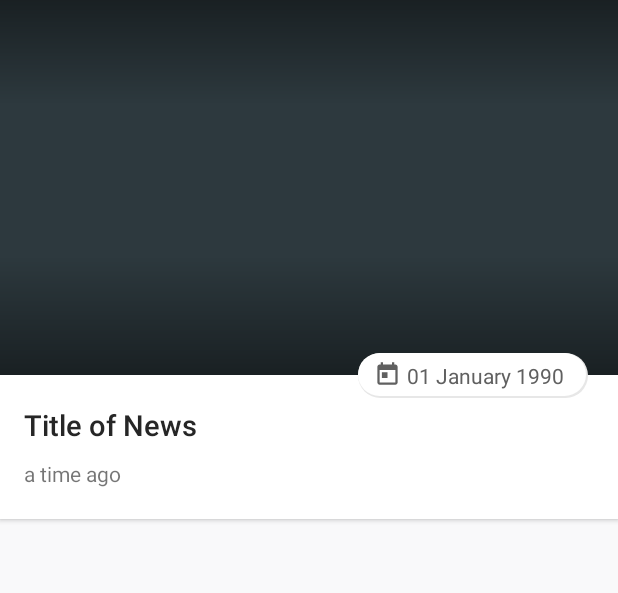
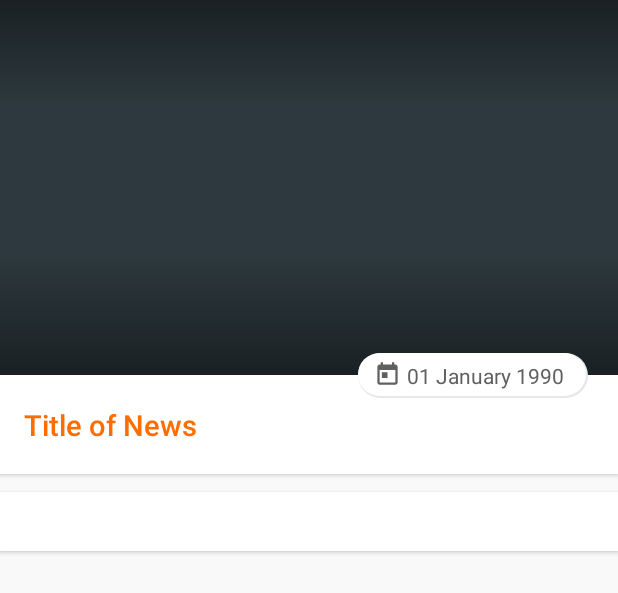
Before and after one commit to shubhamt10/IniestaNews, an Android app: the layout activity_news_detail.xml on its own in the app's theme, with its tools: preview values and no code run, on a phone screen of 412 x 824 dp. Shown: the top 593 px of the screen. Run offline under Robolectric (Android 15) with nearby library versions, the phone set to English and light mode, and no system bars.

Commit message:
Completed my part

```diff
--- a/app/src/main/AndroidManifest.xml
+++ b/app/src/main/AndroidManifest.xml
@@ -3,6 +3,7 @@
     package="com.iniesta.iniestanews">
 
     <uses-permission android:name="android.permission.INTERNET" />
+    <uses-permission android:name="android.permission.ACCESS_NETWORK_STATE"/>
 
     <application
         android:allowBackup="true"
--- a/app/src/main/java/com/iniesta/iniestanews/MainActivity.java
+++ b/app/src/main/java/com/iniesta/iniestanews/MainActivity.java
@@ -1,6 +1,7 @@
 package com.iniesta.iniestanews;
 
 import android.content.Context;
+import android.content.DialogInterface;
 import android.content.Intent;
 import android.net.ConnectivityManager;
 import android.net.NetworkInfo;
@@ -15,6 +16,7 @@ import android.support.v4.view.GravityCompat;
 import android.support.v4.view.ViewPager;
 import android.support.v4.widget.DrawerLayout;
 import android.support.v7.app.ActionBarDrawerToggle;
+import android.support.v7.app.AlertDialog;
 import android.support.v7.app.AppCompatActivity;
 import android.os.Bundle;
 import android.support.v7.widget.Toolbar;
--- a/app/src/main/res/layout/activity_news_detail.xml
+++ b/app/src/main/res/layout/activity_news_detail.xml
@@ -139,7 +139,7 @@
                     android:layout_height="wrap_content">
                     <TextView
                         android:id="@+id/title"
-                        android:textColor="@color/colorTextTitle"
+                        android:textColor="@color/colorAccent"
                         android:textStyle="bold"
                         android:fontFamily="sans-serif-light"
                         android:textSize="19sp"
@@ -148,17 +148,17 @@
                         android:layout_height="wrap_content"
                         />
 
-                    <TextView
-                        android:id="@+id/time"
-                        android:layout_width="wrap_content"
-                        android:layout_height="20dp"
-                        android:layout_below="@id/title"
-                        android:layout_marginTop="10dp"
-                        android:maxLines="1"
-                        android:drawablePadding="10dp"
-                        android:singleLine="true"
-                        android:ellipsize="end"
-                        android:text="a time ago" />
+                    <!--<TextView-->
+                        <!--android:id="@+id/time"-->
+                        <!--android:layout_width="wrap_content"-->
+                        <!--android:layout_height="20dp"-->
+                        <!--android:layout_below="@id/title"-->
+                        <!--android:layout_marginTop="10dp"-->
+                        <!--android:maxLines="1"-->
+                        <!--android:drawablePadding="10dp"-->
+                        <!--android:singleLine="true"-->
+                        <!--android:ellipsize="end"-->
+                        <!--android:text="a time ago" />-->
 
                 </RelativeLayout>
             </android.support.v7.widget.CardView>
@@ -176,11 +176,13 @@
                     android:layout_width="match_parent"
                     android:layout_height="match_parent">
 
-                    <WebView
+                    <TextView
                         app:layout_behavior="@string/appbar_scrolling_view_behavior"
-                        android:id="@+id/webView"
+                        android:id="@+id/description"
                         android:layout_width="match_parent"
-                        android:layout_height="match_parent"/>
+                        android:layout_height="match_parent"
+                        android:layout_margin="10dp"
+                        android:textSize="14dp"/>
 
 
                 </RelativeLayout>
```
Also changed, not shown: app/src/main/java/com/iniesta/iniestanews/AppStatus.java (added, +38 -0 lines), app/src/main/java/com/iniesta/iniestanews/HomeFragment.java (+25 -2 lines), app/src/main/java/com/iniesta/iniestanews/NewsDetailActivity.java (+22 -13 lines), app/src/main/res/drawable/png.png (added).
